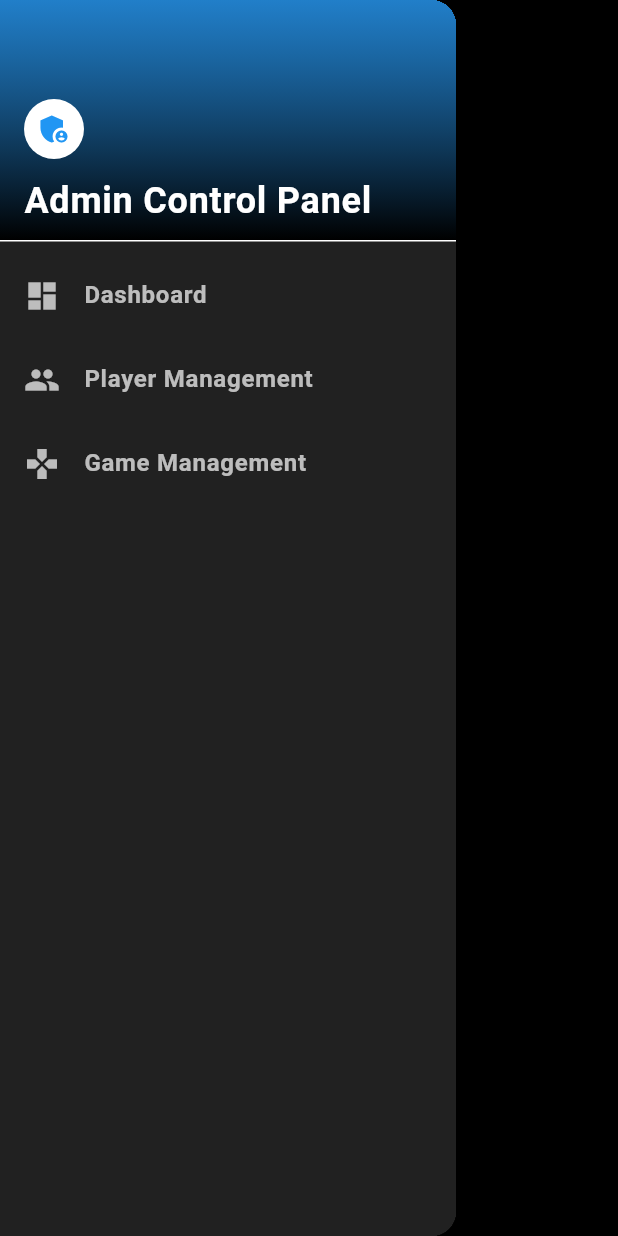
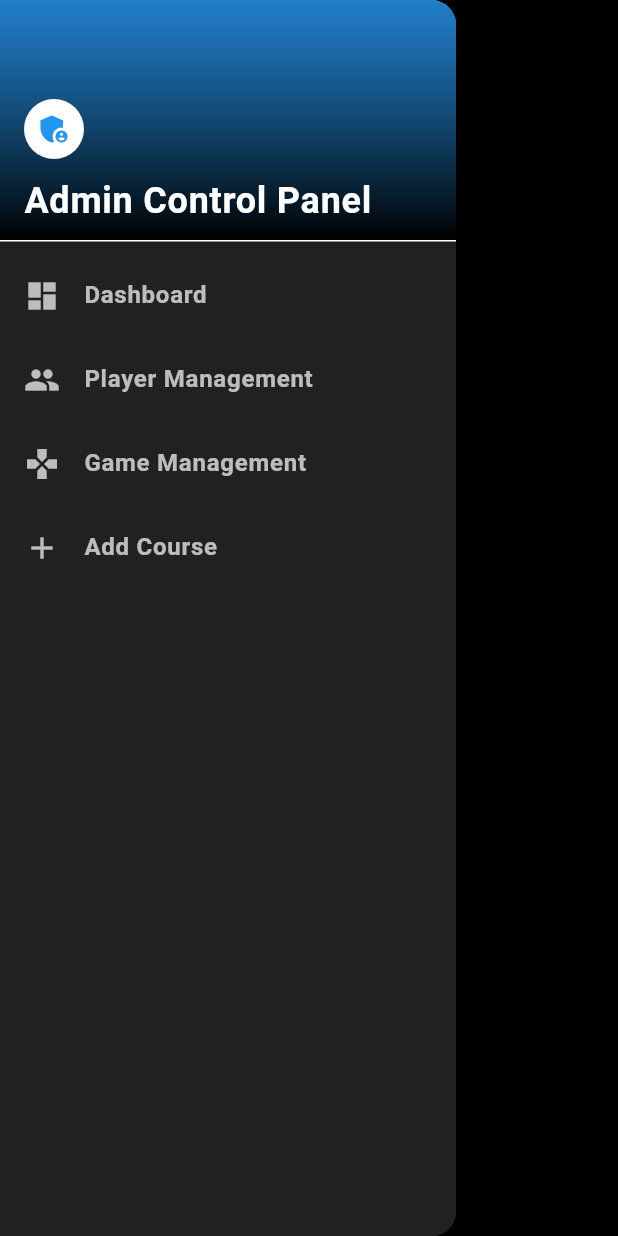
Before and after one commit to Jlisowskyy/IOIOPOLICIO, a Flutter app: the AdminDrawerMenu widget shown alone on an empty page, opened directly, on a phone screen of 412 x 824 dp. Run offline on Flutter 3.47's test engine with Material 3 defaults, Android fonts, the phone set to English and light mode, and no system bars; our stand-ins replace flutter_riverpod, flutter_svg, lottie, youtube_player_iframe.

Commit message:
Linked add course

```diff
--- a/frontend/lib/pages/admin_page.dart
+++ b/frontend/lib/pages/admin_page.dart
@@ -1,6 +1,8 @@
 import 'package:flutter/material.dart';
 import 'package:flutter_riverpod/flutter_riverpod.dart';
 import 'package:frontend/poker_theme.dart';
+
+import '../pages/course_add_page.dart';
 
 class AdminPage extends StatelessWidget {
   const AdminPage({super.key});
@@ -137,8 +139,8 @@ class AdminDashboardScreen extends ConsumerWidget {
                     _buildInfoChip(Icons.gamepad, "42 Ongoing Games",
                         Colors.green.withOpacity(0.2)),
                     const SizedBox(width: 12),
-                    _buildInfoChip(Icons.supervisor_account, "5,678 Total Users",
-                        Colors.purple.withOpacity(0.2)),
+                    _buildInfoChip(Icons.supervisor_account,
+                        "5,678 Total Users", Colors.purple.withOpacity(0.2)),
                   ],
                 ),
               ],
@@ -428,7 +430,8 @@ class AdminDashboardScreen extends ConsumerWidget {
                 ),
               ),
               Container(
-                padding: const EdgeInsets.symmetric(horizontal: 12, vertical: 6),
+                padding:
+                    const EdgeInsets.symmetric(horizontal: 12, vertical: 6),
                 decoration: BoxDecoration(
                   color: color.withOpacity(0.1),
                   borderRadius: BorderRadius.circular(20),
@@ -489,8 +492,7 @@ class AdminDrawerMenu extends StatelessWidget {
                 children: [
                   CircleAvatar(
                     backgroundColor: Colors.white,
-                    child: Icon(Icons.admin_panel_settings,
-                        color: Colors.blue),
+                    child: Icon(Icons.admin_panel_settings, color: Colors.blue),
                   ),
                   const SizedBox(height: 10),
                   const Text(
@@ -508,21 +510,29 @@ class AdminDrawerMenu extends StatelessWidget {
               icon: Icons.dashboard,
               title: 'Dashboard',
               onTap: () => Navigator.of(context).pushReplacement(
-                  MaterialPageRoute(builder: (_) => const AdminDashboardScreen())),
+                  MaterialPageRoute(
+                      builder: (_) => const AdminDashboardScreen())),
               context: context,
             ),
             _buildDrawerItem(
               icon: Icons.people,
               title: 'Player Management',
-              onTap: () => Navigator.of(context).push(
-                  MaterialPageRoute(builder: (_) => const PlayerManagementScreen())),
+              onTap: () => Navigator.of(context).push(MaterialPageRoute(
+                  builder: (_) => const PlayerManagementScreen())),
               context: context,
             ),
             _buildDrawerItem(
               icon: Icons.gamepad,
               title: 'Game Management',
+              onTap: () => Navigator.of(context).push(MaterialPageRoute(
+                  builder: (_) => const GameManagementScreen())),
+              context: context,
+            ),
+            _buildDrawerItem(
+              icon: Icons.add,
+              title: 'Add Course',
               onTap: () => Navigator.of(context).push(
-                  MaterialPageRoute(builder: (_) => const GameManagementScreen())),
+                  MaterialPageRoute(builder: (_) => const CourseCreatorPage())),
               context: context,
             ),
           ],
@@ -592,7 +602,8 @@ class PlayerManagementScreen extends StatelessWidget {
             child: Row(
               children: [
                 IconButton(
-                  icon: const Icon(Icons.arrow_back, color: Colors.white, size: 28),
+                  icon: const Icon(Icons.arrow_back,
+                      color: Colors.white, size: 28),
                   onPressed: () => Navigator.pop(context),
                 ),
                 const Text(
@@ -697,7 +708,8 @@ class GameManagementScreen extends StatelessWidget {
             child: Row(
               children: [
                 IconButton(
-                  icon: const Icon(Icons.arrow_back, color: Colors.white, size: 28),
+                  icon: const Icon(Icons.arrow_back,
+                      color: Colors.white, size: 28),
                   onPressed: () => Navigator.pop(context),
                 ),
                 const Text(
--- a/frontend/lib/pages/course_add_page.dart
+++ b/frontend/lib/pages/course_add_page.dart
@@ -249,7 +249,10 @@ class _CourseCreatorPageState extends State<CourseCreatorPage> {
                     padding: const EdgeInsets.all(16),
                     backgroundColor: Colors.blue,
                   ),
-                  child: const Text("Add Topic"),
+                  child: const Text(
+                    "Add Topic",
+                    style: TextStyle(color: Colors.black),
+                  ),
                 ),
               ],
             ),
@@ -394,6 +397,7 @@ class _CourseCreatorPageState extends State<CourseCreatorPage> {
                   style: TextStyle(
                     fontSize: 18,
                     fontWeight: FontWeight.bold,
+                    color: Colors.black,
                   ),
                 ),
         ),
```
